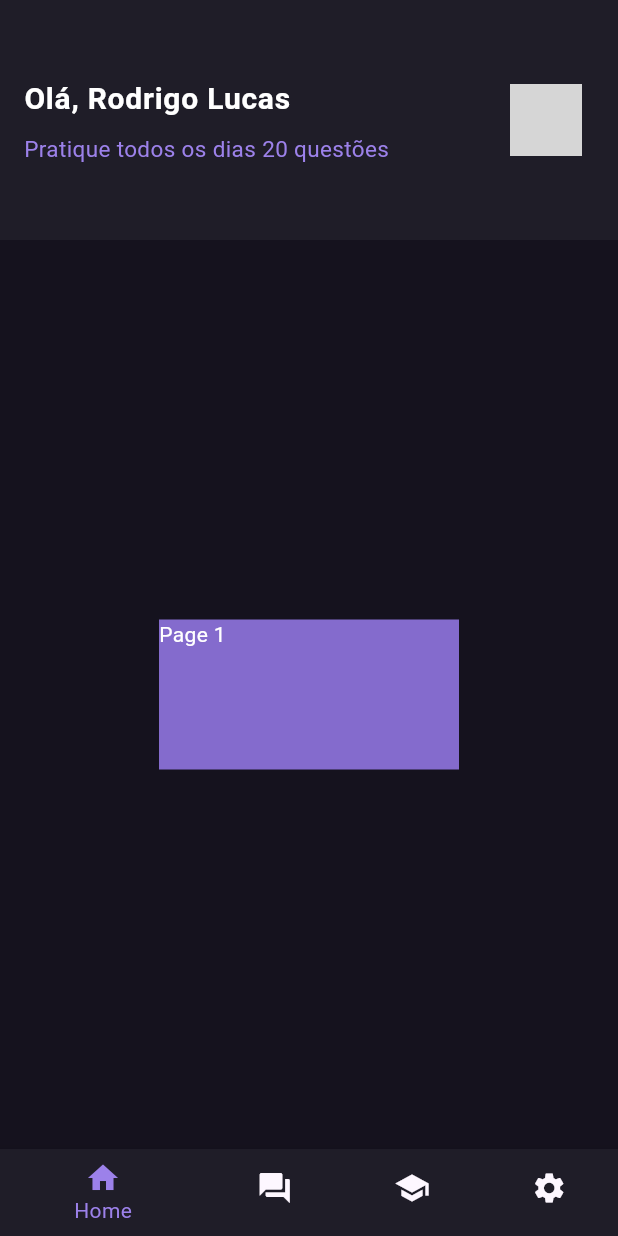
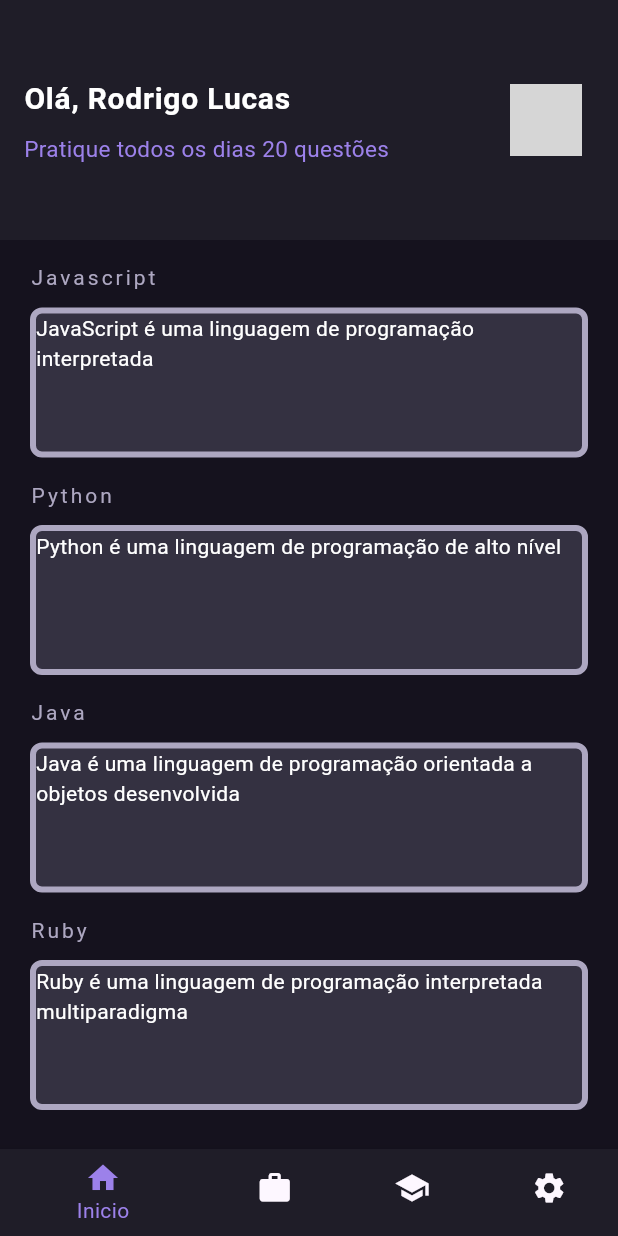
Before and after one commit to Rodrigo322/general-mobile, a Flutter app: the HomePage screen opened by its route, on a phone screen of 412 x 824 dp. Run offline on Flutter 3.47's test engine with Material 2 defaults, Android fonts, the phone set to English and light mode, and no system bars; our stand-ins replace flutter_modular; network calls fail; grey boxes are pictures that could not be loaded.

Commit message:
FEAT: lista de techs

```diff
--- /dev/null
+++ b/lib/modules/home/models/card_list_home_model.dart
@@ -0,0 +1,9 @@
+class CardListHomeModel {
+  final String tech;
+  final String description;
+
+  CardListHomeModel({
+    required this.tech,
+    required this.description,
+  });
+}
--- a/lib/modules/home/screens/home_page.dart
+++ b/lib/modules/home/screens/home_page.dart
@@ -2,6 +2,7 @@ import 'package:flutter/material.dart';
 import 'package:general_mobile/shared/utilities/app_colors.dart';
 
 import '../widgets/app_bar_widget.dart';
+import '../widgets/card_questions_widget.dart';
 
 class HomePage extends StatefulWidget {
   const HomePage({super.key});
@@ -15,21 +16,8 @@ class _HomePageState extends State<HomePage> {
 
   static const TextStyle optionStyle = TextStyle(color: Color(0xFFffffff));
   static final List<Widget> _widgetOptions = <Widget>[
-    Container(
-      height: 100,
-      width: 200,
-      decoration: const BoxDecoration(
-        color: AppColors.button,
-      ),
-      child: const Text(
-        "Page 1",
-        style: optionStyle,
-      ),
-    ),
-    const Text(
-      "Page 2",
-      style: optionStyle,
-    ),
+    const CardQuestionsWidget(),
+    const CardQuestionsWidget(),
     const Text(
       "Page 3",
       style: optionStyle,
@@ -62,22 +50,22 @@ class _HomePageState extends State<HomePage> {
         items: const <BottomNavigationBarItem>[
           BottomNavigationBarItem(
             icon: Icon(Icons.home),
-            label: "Home",
+            label: "Inicio",
             backgroundColor: AppColors.secondary,
           ),
           BottomNavigationBarItem(
-            icon: Icon(Icons.question_answer),
-            label: "User",
+            icon: Icon(Icons.work),
+            label: "Jobs",
             backgroundColor: AppColors.secondary,
           ),
           BottomNavigationBarItem(
             icon: Icon(Icons.school),
-            label: "User",
+            label: "Conquistas",
             backgroundColor: AppColors.secondary,
           ),
           BottomNavigationBarItem(
             icon: Icon(Icons.settings),
-            label: "User",
+            label: "Config",
             backgroundColor: AppColors.secondary,
           ),
         ],
--- /dev/null
+++ b/lib/modules/home/widgets/card_questions_widget.dart
@@ -0,0 +1,84 @@
+import 'package:flutter/material.dart';
+import 'package:general_mobile/modules/home/models/card_list_home_model.dart';
+import 'package:general_mobile/shared/utilities/app_colors.dart';
+
+class CardQuestionsWidget extends StatefulWidget {
+  const CardQuestionsWidget({super.key});
+
+  @override
+  State<CardQuestionsWidget> createState() => _CardQuestionsWidgetState();
+}
+
+class _CardQuestionsWidgetState extends State<CardQuestionsWidget> {
+  List<CardListHomeModel> listCard = [
+    CardListHomeModel(
+      tech: "Javascript",
+      description: "JavaScript é uma linguagem de programação interpretada",
+    ),
+    CardListHomeModel(
+      tech: "Python",
+      description: "Python é uma linguagem de programação de alto nível",
+    ),
+    CardListHomeModel(
+      tech: "Java",
+      description:
+          "Java é uma linguagem de programação orientada a objetos desenvolvida",
+    ),
+    CardListHomeModel(
+      tech: "Ruby",
+      description:
+          "Ruby é uma linguagem de programação interpretada multiparadigma",
+    ),
+  ];
+
+  @override
+  Widget build(BuildContext context) {
+    return Scaffold(
+        backgroundColor: AppColors.primary,
+        body: ListView.builder(
+          itemCount: listCard.length,
+          itemBuilder: (context, index) {
+            return Padding(
+              padding: const EdgeInsets.only(
+                top: 15,
+                left: 20,
+                right: 20,
+              ),
+              child: Column(
+                mainAxisSize: MainAxisSize.max,
+                mainAxisAlignment: MainAxisAlignment.start,
+                children: [
+                  Align(
+                    alignment: Alignment.centerLeft,
+                    child: Text(
+                      listCard[index].tech,
+                      style: const TextStyle(
+                        color: Color(0xFFADA7C1),
+                        letterSpacing: 2,
+                      ),
+                    ),
+                  ),
+                  const SizedBox(height: 10),
+                  Container(
+                    height: 100,
+                    width: double.infinity,
+                    decoration: BoxDecoration(
+                      color: const Color(0xFF343141),
+                      border: Border.all(
+                        color: const Color(0xFFADA7C1),
+                        width: 4,
+                      ),
+                      borderRadius: BorderRadius.circular(8),
+                    ),
+                    child: Text(
+                      listCard[index].description,
+                      style: const TextStyle(color: AppColors.title),
+                    ),
+                  ),
+                ],
+              ),
+            );
+          },
+        ));
+  }
+}
--- a/lib/modules/login/login_module.dart
+++ b/lib/modules/login/login_module.dart
@@ -8,12 +8,16 @@ class LoginModule extends Module {
 
   @override
   List<ModularRoute> get routes => [
-        ChildRoute('/', child: (context, args) => const LoginPage()),
+        ChildRoute(
+          '/',
+          child: (context, args) => const LoginPage(),
+          transition: TransitionType.leftToRightWithFade,
+        ),
         //inicia o modulo de login
         ModuleRoute(
           '/home/',
           module: HomeModule(),
           transition: TransitionType.leftToRightWithFade,
-        )
+        ),
       ];
 }
--- a/lib/modules/login/widgets/button_widget.dart
+++ b/lib/modules/login/widgets/button_widget.dart
@@ -10,7 +10,7 @@ class ButtonWidget extends StatelessWidget {
   @override
   Widget build(BuildContext context) {
     return SizedBox(
-      width: 400,
+      width: double.infinity,
       height: 60,
       child: TextButton(
         style: ButtonStyle(
--- a/lib/modules/questions/screens/questions_page.dart
+++ b/lib/modules/questions/screens/questions_page.dart
@@ -5,6 +5,6 @@ class QuestionPage extends StatelessWidget {
 
   @override
   Widget build(BuildContext context) {
-    return const Placeholder();
+    return const Scaffold();
   }
 }
```
